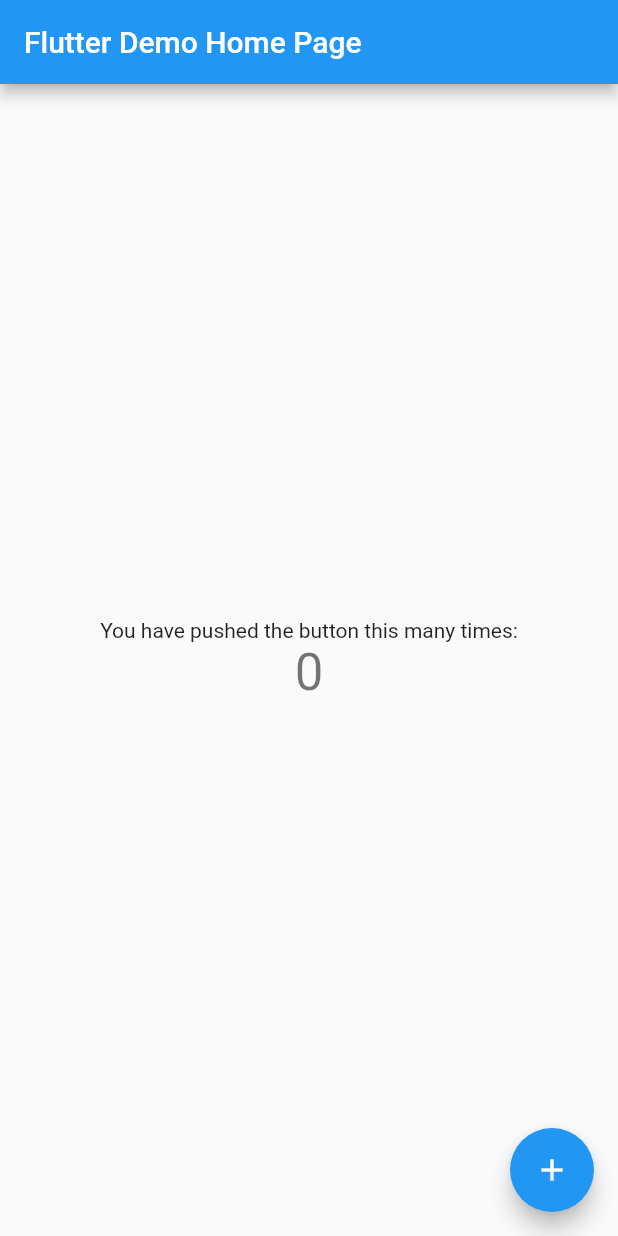
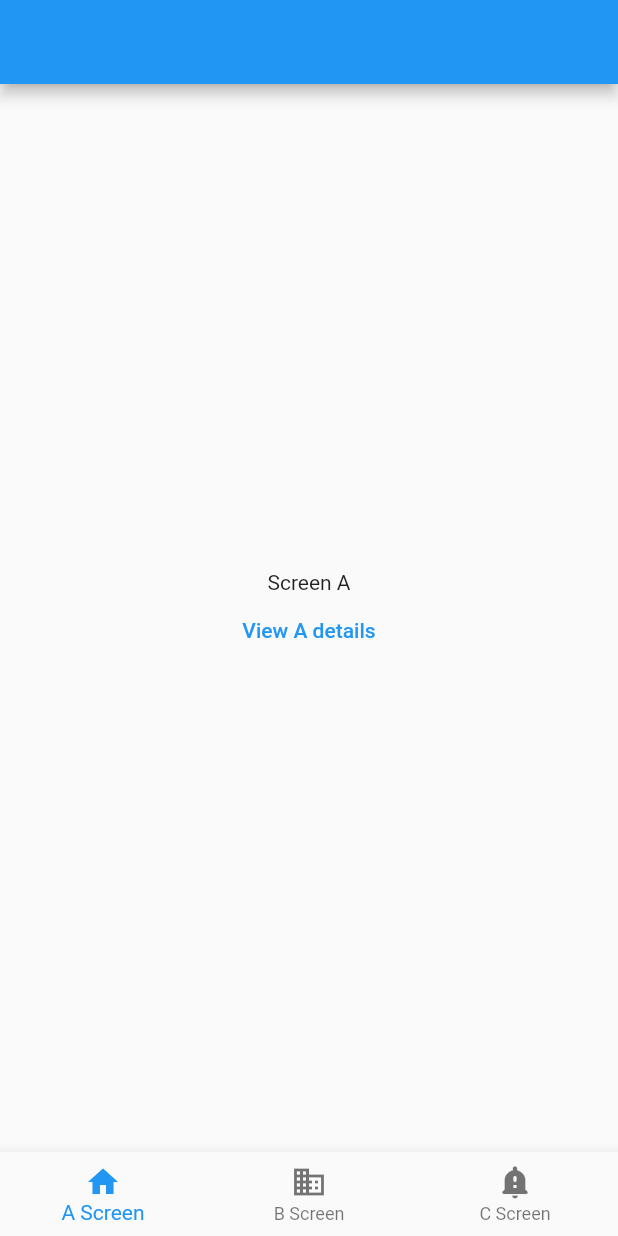
Before and after one commit to na8esin/go_router_examples, a Flutter app: the screen it shows after launch, on a phone screen of 412 x 824 dp. Run offline on Flutter 3.47's test engine with Material 2 defaults, Android fonts, the light colour scheme and no system bars; our stand-ins replace go_router.

Commit message:
shell_route example

```diff
--- a/lib/main.dart
+++ b/lib/main.dart
@@ -1,115 +1,288 @@
+// Copyright 2013 The Flutter Authors. All rights reserved.
+// Use of this source code is governed by a BSD-style license that can be
+// found in the LICENSE file.
+
 import 'package:flutter/material.dart';
+import 'package:go_router/go_router.dart';
+
+final GlobalKey<NavigatorState> _rootNavigatorKey =
+    GlobalKey<NavigatorState>(debugLabel: 'root');
+final GlobalKey<NavigatorState> _shellNavigatorKey =
+    GlobalKey<NavigatorState>(debugLabel: 'shell');
+
+// This scenario demonstrates how to set up nested navigation using ShellRoute,
+// which is a pattern where an additional Navigator is placed in the widget tree
+// to be used instead of the root navigator. This allows deep-links to display
+// pages along with other UI components such as a BottomNavigationBar.
+//
+// This example demonstrates how to display a route within a ShellRoute and also
+// push a screen using a different navigator (such as the root Navigator) by
+// providing a `parentNavigatorKey`.
 
 void main() {
-  runApp(const MyApp());
+  runApp(ShellRouteExampleApp());
 }
 
-class MyApp extends StatelessWidget {
-  const MyApp({super.key});
+/// An example demonstrating how to use [ShellRoute]
+class ShellRouteExampleApp extends StatelessWidget {
+  /// Creates a [ShellRouteExampleApp]
+  ShellRouteExampleApp({Key? key}) : super(key: key);
 
-  // This widget is the root of your application.
+  final GoRouter _router = GoRouter(
+    navigatorKey: _rootNavigatorKey,
+    initialLocation: '/a',
+    routes: <RouteBase>[
+      /// Application shell
+      ShellRoute(
+        navigatorKey: _shellNavigatorKey,
+        builder: (BuildContext context, GoRouterState state, Widget child) {
+          return ScaffoldWithNavBar(child: child);
+        },
+        routes: <RouteBase>[
+          /// The first screen to display in the bottom navigation bar.
+          GoRoute(
+            path: '/a',
+            builder: (BuildContext context, GoRouterState state) {
+              return const ScreenA();
+            },
+            routes: <RouteBase>[
+              // The details screen to display stacked on the inner Navigator.
+              // This will cover screen A but not the application shell.
+              GoRoute(
+                path: 'details',
+                builder: (BuildContext context, GoRouterState state) {
+                  return const DetailsScreen(label: 'A');
+                },
+              ),
+            ],
+          ),
+
+          /// Displayed when the second item in the the bottom navigation bar is
+          /// selected.
+          GoRoute(
+            path: '/b',
+            builder: (BuildContext context, GoRouterState state) {
+              return const ScreenB();
+            },
+            routes: <RouteBase>[
+              /// Same as "/a/details", but displayed on the root Navigator by
+              /// specifying [parentNavigatorKey]. This will cover both screen B
+              /// and the application shell.
+              GoRoute(
+                path: 'details',
+                parentNavigatorKey: _rootNavigatorKey,
+                builder: (BuildContext context, GoRouterState state) {
+                  return const DetailsScreen(label: 'B');
+                },
+              ),
+            ],
+          ),
+
+          /// The third screen to display in the bottom navigation bar.
+          GoRoute(
+            path: '/c',
+            builder: (BuildContext context, GoRouterState state) {
+              return const ScreenC();
+            },
+            routes: <RouteBase>[
+              // The details screen to display stacked on the inner Navigator.
+              // This will cover screen A but not the application shell.
+              GoRoute(
+                path: 'details',
+                builder: (BuildContext context, GoRouterState state) {
+                  return const DetailsScreen(label: 'C');
+                },
+              ),
+            ],
+          ),
+        ],
+      ),
+    ],
+  );
+
   @override
   Widget build(BuildContext context) {
-    return MaterialApp(
+    return MaterialApp.router(
       title: 'Flutter Demo',
       theme: ThemeData(
-        // This is the theme of your application.
-        //
-        // Try running your application with "flutter run". You'll see the
-        // application has a blue toolbar. Then, without quitting the app, try
-        // changing the primarySwatch below to Colors.green and then invoke
-        // "hot reload" (press "r" in the console where you ran "flutter run",
-        // or simply save your changes to "hot reload" in a Flutter IDE).
-        // Notice that the counter didn't reset back to zero; the application
-        // is not restarted.
         primarySwatch: Colors.blue,
       ),
-      home: const MyHomePage(title: 'Flutter Demo Home Page'),
+      routerConfig: _router,
     );
   }
 }
 
-class MyHomePage extends StatefulWidget {
-  const MyHomePage({super.key, required this.title});
+/// Builds the "shell" for the app by building a Scaffold with a
+/// BottomNavigationBar, where [child] is placed in the body of the Scaffold.
+class ScaffoldWithNavBar extends StatelessWidget {
+  /// Constructs an [ScaffoldWithNavBar].
+  const ScaffoldWithNavBar({
+    required this.child,
+    Key? key,
+  }) : super(key: key);
 
-  // This widget is the home page of your application. It is stateful, meaning
-  // that it has a State object (defined below) that contains fields that affect
-  // how it looks.
-
-  // This class is the configuration for the state. It holds the values (in this
-  // case the title) provided by the parent (in this case the App widget) and
-  // used by the build method of the State. Fields in a Widget subclass are
-  // always marked "final".
-
-  final String title;
-
-  @override
-  State<MyHomePage> createState() => _MyHomePageState();
-}
-
-class _MyHomePageState extends State<MyHomePage> {
-  int _counter = 0;
-
-  void _incrementCounter() {
-    setState(() {
-      // This call to setState tells the Flutter framework that something has
-      // changed in this State, which causes it to rerun the build method below
-      // so that the display can reflect the updated values. If we changed
-      // _counter without calling setState(), then the build method would not be
-      // called again, and so nothing would appear to happen.
-      _counter++;
-    });
-  }
+  /// The widget to display in the body of the Scaffold.
+  /// In this sample, it is a Navigator.
+  final Widget child;
 
   @override
   Widget build(BuildContext context) {
-    // This method is rerun every time setState is called, for instance as done
-    // by the _incrementCounter method above.
-    //
-    // The Flutter framework has been optimized to make rerunning build methods
-    // fast, so that you can just rebuild anything that needs updating rather
-    // than having to individually change instances of widgets.
     return Scaffold(
-      appBar: AppBar(
-        // Here we take the value from the MyHomePage object that was created by
-        // the App.build method, and use it to set our appbar title.
-        title: Text(widget.title),
+      body: child,
+      bottomNavigationBar: BottomNavigationBar(
+        items: const <BottomNavigationBarItem>[
+          BottomNavigationBarItem(
+            icon: Icon(Icons.home),
+            label: 'A Screen',
+          ),
+          BottomNavigationBarItem(
+            icon: Icon(Icons.business),
+            label: 'B Screen',
+          ),
+          BottomNavigationBarItem(
+            icon: Icon(Icons.notification_important_rounded),
+            label: 'C Screen',
+          ),
+        ],
+        currentIndex: _calculateSelectedIndex(context),
+        onTap: (int idx) => _onItemTapped(idx, context),
       ),
+    );
+  }
+
+  static int _calculateSelectedIndex(BuildContext context) {
+    final String location = GoRouterState.of(context).location;
+    if (location.startsWith('/a')) {
+      return 0;
+    }
+    if (location.startsWith('/b')) {
+      return 1;
+    }
+    if (location.startsWith('/c')) {
+      return 2;
+    }
+    return 0;
+  }
+
+  void _onItemTapped(int index, BuildContext context) {
+    switch (index) {
+      case 0:
+        GoRouter.of(context).go('/a');
+        break;
+      case 1:
+        GoRouter.of(context).go('/b');
+        break;
+      case 2:
+        GoRouter.of(context).go('/c');
+        break;
+    }
+  }
+}
+
+/// The first screen in the bottom navigation bar.
+class ScreenA extends StatelessWidget {
+  /// Constructs a [ScreenA] widget.
+  const ScreenA({Key? key}) : super(key: key);
+
+  @override
+  Widget build(BuildContext context) {
+    return Scaffold(
+      appBar: AppBar(),
       body: Center(
-        // Center is a layout widget. It takes a single child and positions it
-        // in the middle of the parent.
         child: Column(
-          // Column is also a layout widget. It takes a list of children and
-          // arranges them vertically. By default, it sizes itself to fit its
-          // children horizontally, and tries to be as tall as its parent.
-          //
-          // Invoke "debug painting" (press "p" in the console, choose the
-          // "Toggle Debug Paint" action from the Flutter Inspector in Android
-          // Studio, or the "Toggle Debug Paint" command in Visual Studio Code)
-          // to see the wireframe for each widget.
-          //
-          // Column has various properties to control how it sizes itself and
-          // how it positions its children. Here we use mainAxisAlignment to
-          // center the children vertically; the main axis here is the vertical
-          // axis because Columns are vertical (the cross axis would be
-          // horizontal).
-          mainAxisAlignment: MainAxisAlignment.center,
+          mainAxisSize: MainAxisSize.min,
           children: <Widget>[
-            const Text(
-              'You have pushed the button this many times:',
-            ),
-            Text(
-              '$_counter',
-              style: Theme.of(context).textTheme.headlineMedium,
+            const Text('Screen A'),
+            TextButton(
+              onPressed: () {
+                GoRouter.of(context).go('/a/details');
+              },
+              child: const Text('View A details'),
             ),
           ],
         ),
       ),
-      floatingActionButton: FloatingActionButton(
-        onPressed: _incrementCounter,
-        tooltip: 'Increment',
-        child: const Icon(Icons.add),
-      ), // This trailing comma makes auto-formatting nicer for build methods.
     );
   }
 }
+
+/// The second screen in the bottom navigation bar.
+class ScreenB extends StatelessWidget {
+  /// Constructs a [ScreenB] widget.
+  const ScreenB({Key? key}) : super(key: key);
+
+  @override
+  Widget build(BuildContext context) {
+    return Scaffold(
+      appBar: AppBar(),
+      body: Center(
+        child: Column(
+          mainAxisSize: MainAxisSize.min,
+          children: <Widget>[
+            const Text('Screen B'),
+            TextButton(
+              onPressed: () {
+                GoRouter.of(context).go('/b/details');
+              },
+              child: const Text('View B details'),
+            ),
+          ],
+        ),
+      ),
+    );
+  }
+}
+
+/// The third screen in the bottom navigation bar.
+class ScreenC extends StatelessWidget {
+  /// Constructs a [ScreenC] widget.
+  const ScreenC({Key? key}) : super(key: key);
+
+  @override
+  Widget build(BuildContext context) {
+    return Scaffold(
+      appBar: AppBar(),
+      body: Center(
+        child: Column(
+          mainAxisSize: MainAxisSize.min,
+          children: <Widget>[
+            const Text('Screen C'),
+            TextButton(
+              onPressed: () {
+                GoRouter.of(context).go('/c/details');
+              },
+              child: const Text('View C details'),
+            ),
+          ],
+        ),
+      ),
+    );
+  }
+}
+
+/// The details screen for either the A, B or C screen.
+class DetailsScreen extends StatelessWidget {
+  /// Constructs a [DetailsScreen].
+  const DetailsScreen({
+    required this.label,
+    Key? key,
+  }) : super(key: key);
+
+  /// The label to display in the center of the screen.
+  final String label;
+
+  @override
+  Widget build(BuildContext context) {
+    return Scaffold(
+      appBar: AppBar(
+        title: const Text('Details Screen'),
+      ),
+      body: Center(
+        child: Text(
+          'Details for $label',
+          style: Theme.of(context).textTheme.headlineMedium,
+        ),
+      ),
+    );
+  }
+}
--- a/pubspec.yaml
+++ b/pubspec.yaml
@@ -35,6 +35,7 @@
   # The following adds the Cupertino Icons font to your application.
   # Use with the CupertinoIcons class for iOS style icons.
   cupertino_icons: ^1.0.2
+  go_router: ^6.0.6
 
 dev_dependencies:
   flutter_test:
```
Also changed, not shown: pubspec.lock.
